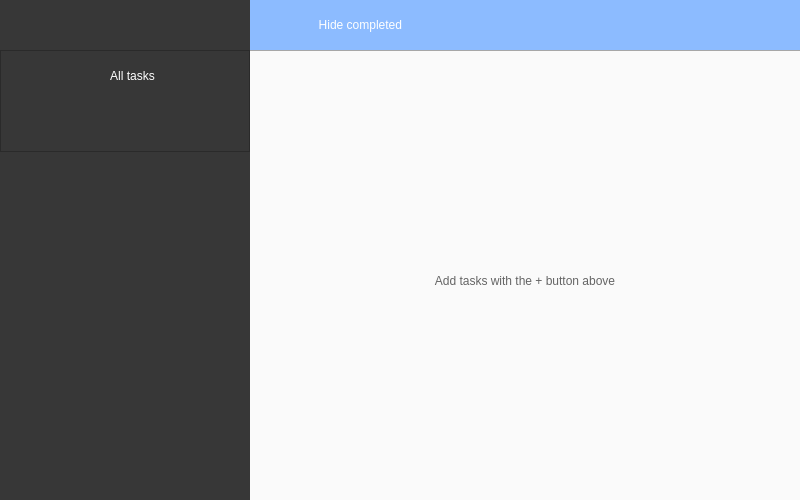
GorgeousOne/TaskManagementApp, file uis/res/ui_main.ui: the form before one commit.
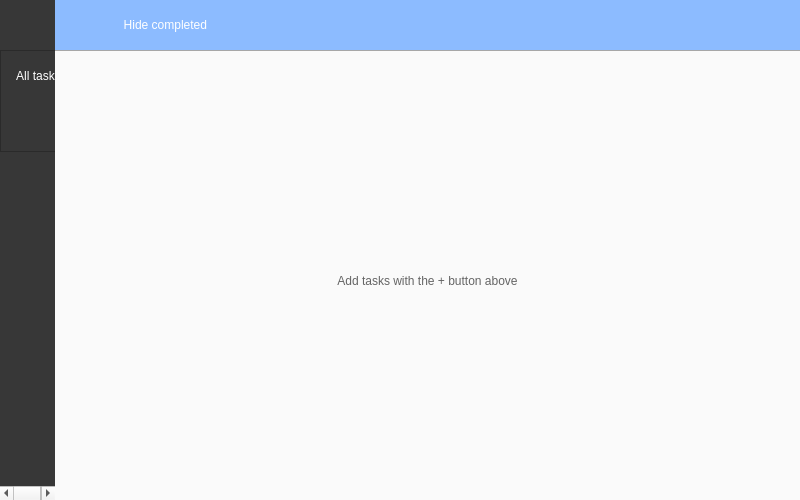
The form after the commit. Icons and pictures are not drawn.

What changed in the file:
```diff
--- a/uis/res/ui_main.ui
+++ b/uis/res/ui_main.ui
@@ -2,6 +2,14 @@
 <ui version="4.0">
  <class>main_window</class>
  <widget class="QMainWindow" name="main_window">
+  <property name="geometry">
+   <rect>
+    <x>0</x>
+    <y>0</y>
+    <width>800</width>
+    <height>500</height>
+   </rect>
+  </property>
   <property name="minimumSize">
    <size>
     <width>800</width>
@@ -50,7 +58,7 @@
      <widget class="QFrame" name="sidebar_frame">
       <property name="maximumSize">
        <size>
-        <width>250</width>
+        <width>55</width>
         <height>16777215</height>
        </size>
       </property>
@@ -430,7 +438,7 @@
            <rect>
             <x>0</x>
             <y>0</y>
-            <width>550</width>
+            <width>745</width>
             <height>449</height>
            </rect>
           </property>
```
